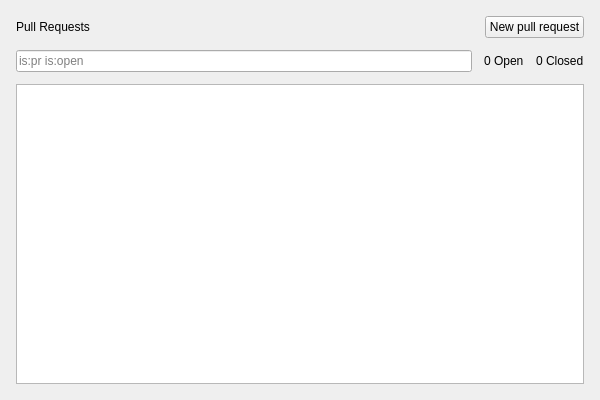
Before: the Qt Designer form gui/PullRequestsWidget.ui in defnax/retroGit, drawn with Qt 5.
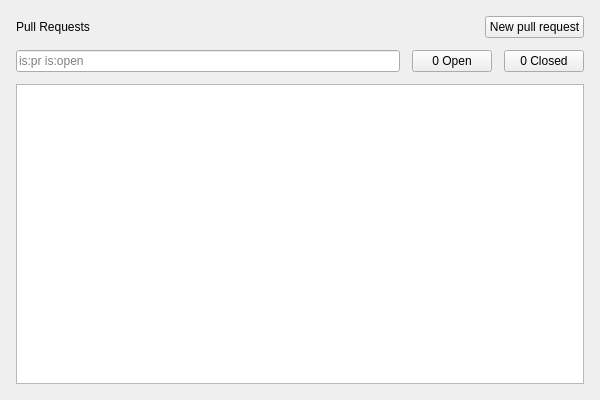
After: the same form once the commit is applied.

```diff
--- a/gui/PullRequestsWidget.ui
+++ b/gui/PullRequestsWidget.ui
@@ -70,14 +70,14 @@
       </widget>
      </item>
      <item>
-      <widget class="QLabel" name="mLblOpenCount">
+       <widget class="QPushButton" name="mBtnOpenFilter">
        <property name="text">
         <string>0 Open</string>
        </property>
       </widget>
      </item>
      <item>
-      <widget class="QLabel" name="mLblClosedCount">
+       <widget class="QPushButton" name="mBtnClosedFilter">
        <property name="text">
         <string>0 Closed</string>
        </property>
```
Lines whose indentation alone changed are shown as unchanged.
